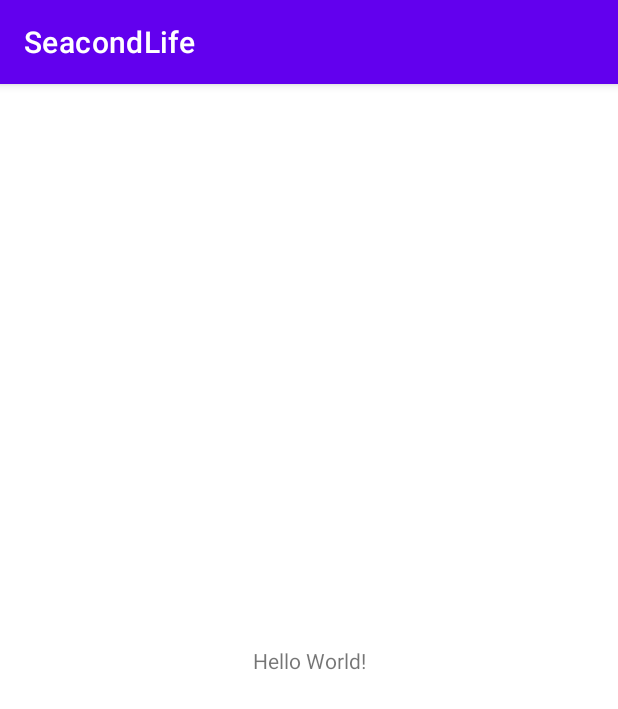
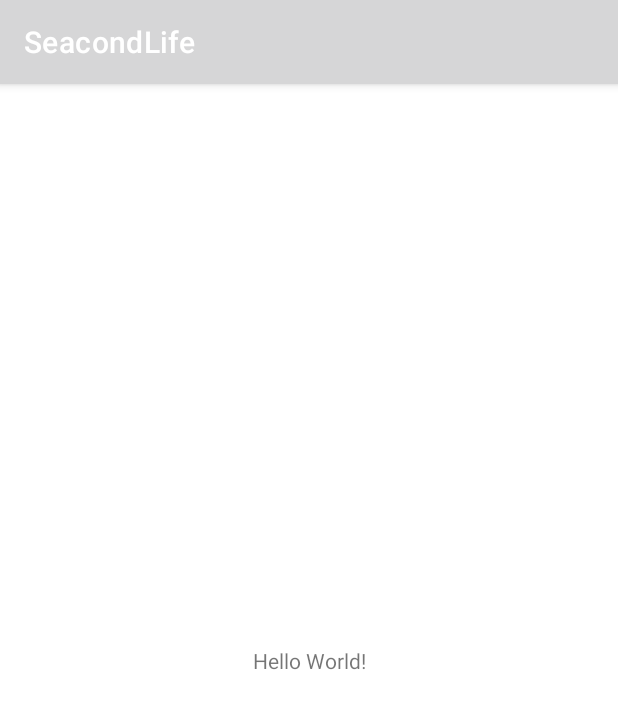
Before and after one commit to 6TenYi9/SeacondLife, an Android app: the screen it shows after launch (MainActivity), on a phone screen of 412 x 824 dp. Shown: the top 709 px of the screen. Run offline under Robolectric (Android 15) with nearby library versions, the phone set to English and light mode, and no system bars.

Commit message:
Color added, Readme added.

```diff
--- a/app/src/main/java/com/team/seacondlife/MainActivity.kt
+++ b/app/src/main/java/com/team/seacondlife/MainActivity.kt
@@ -7,5 +7,7 @@ class MainActivity : AppCompatActivity() {
     override fun onCreate(savedInstanceState: Bundle?) {
         super.onCreate(savedInstanceState)
         setContentView(R.layout.activity_main)
+
+
     }
 }
--- a/app/src/main/res/values/colors.xml
+++ b/app/src/main/res/values/colors.xml
@@ -1,10 +1,8 @@
 <?xml version="1.0" encoding="utf-8"?>
 <resources>
-    <color name="purple_200">#FFBB86FC</color>
-    <color name="purple_500">#FF6200EE</color>
-    <color name="purple_700">#FF3700B3</color>
-    <color name="teal_200">#FF03DAC5</color>
-    <color name="teal_700">#FF018786</color>
-    <color name="black">#FF000000</color>
-    <color name="white">#FFFFFFFF</color>
+    <color name="darkocean">#03045E</color>
+    <color name="ocean">#0077B6</color>
+    <color name="glowocean">#00B4D8</color>
+    <color name="lightocean">#90E0EF</color>
+    <color name="lightlyocean">#CAF0F8</color>
 </resources>
```
Also changed, not shown: 1 other file.
